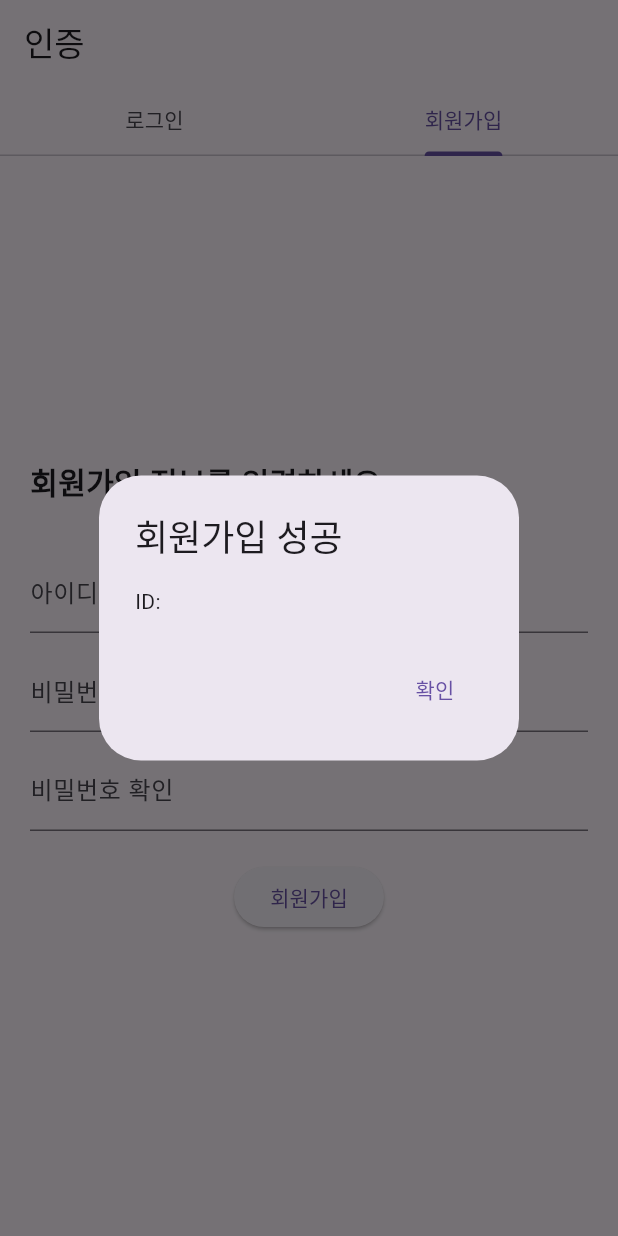
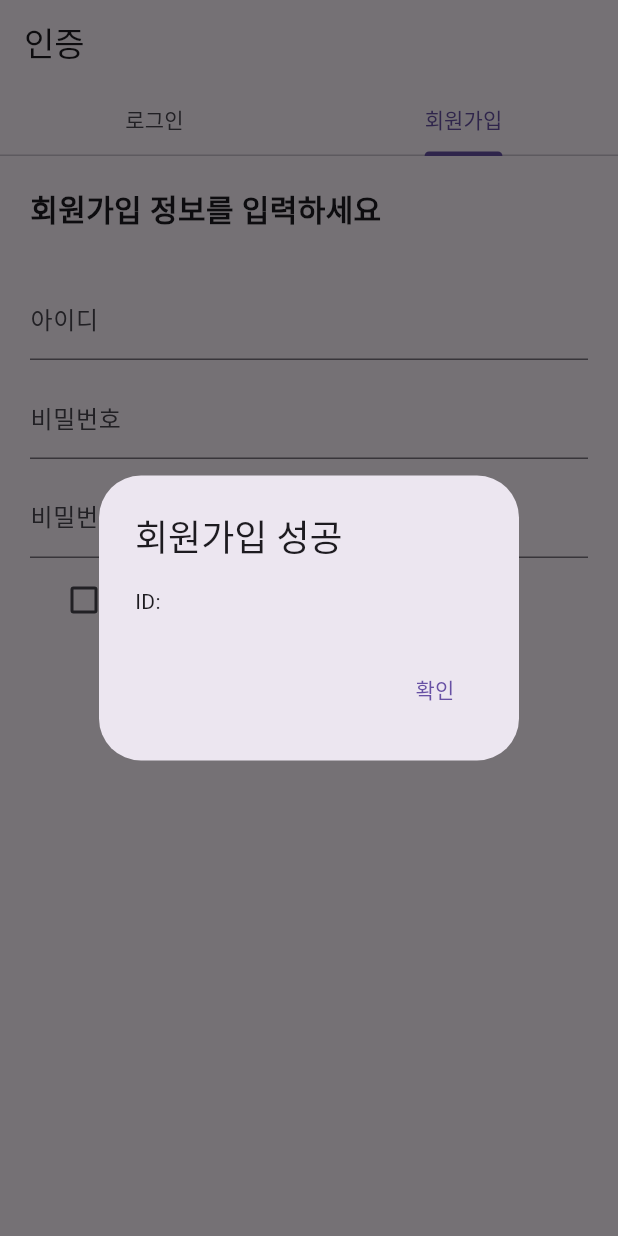
Before and after one commit to Choi-Moori/Flutter, a Flutter app: the screen it shows after launch, tab 2 chosen, after a tap on "회원가입", on a phone screen of 412 x 824 dp. Run offline on Flutter 3.47's test engine with Material 3 defaults, Android fonts, the phone set to English and light mode, and no system bars; our stand-ins replace sqflite; accounts and stored records are empty.

Commit message:
feat : 회원가입 DBLite 연동 구현, feat : 로그인 DBLite 연동 인증 구현

```diff
--- /dev/null
+++ b/lib/db/database_helper.dart
@@ -0,0 +1,127 @@
+import 'package:sqflite/sqflite.dart';
+import 'package:path/path.dart';
+
+class DatabaseHelper {
+  static final DatabaseHelper _instance = DatabaseHelper._internal();
+  factory DatabaseHelper() => _instance;
+  DatabaseHelper._internal();
+
+  Database? _database;
+
+  Future<Database> get database async {
+    if (_database != null) return _database!;
+    return await _initDatabase();
+  }
+
+  Future<Database> _initDatabase() async {
+    final dbPath = await getDatabasesPath();
+    final path = join(dbPath, 'shopping_mall.db');
+
+    return await openDatabase(
+      path,
+      version: 1,
+      onCreate: (db, version) async {
+        // 유저 테이블
+        await db.execute('''
+          CREATE TABLE users (
+            id TEXT PRIMARY KEY,
+            password TEXT NOT NULL,
+            role TEXT NOT NULL CHECK (role IN ('super_admin', 'admin', 'guest')),
+            is_approved INTEGER NOT NULL DEFAULT 0
+          )
+        ''');
+
+        // 상품 테이블
+        await db.execute('''
+          CREATE TABLE products (
+            id INTEGER PRIMARY KEY AUTOINCREMENT,
+            name TEXT NOT NULL,
+            price INTEGER NOT NULL,
+            category TEXT NOT NULL
+          )
+        ''');
+
+        // 장바구니 테이블
+        await db.execute('''
+          CREATE TABLE cart (
+            user_id TEXT,
+            product_id INTEGER,
+            quantity INTEGER NOT NULL,
+            FOREIGN KEY (user_id) REFERENCES users(id),
+            FOREIGN KEY (product_id) REFERENCES products(id)
+          )
+        ''');
+
+        // 주문 테이블
+        await db.execute('''
+          CREATE TABLE orders (
+            id INTEGER PRIMARY KEY AUTOINCREMENT,
+            user_id TEXT,
+            product_id INTEGER,
+            quantity INTEGER NOT NULL,
+            date TEXT NOT NULL,
+            FOREIGN KEY (user_id) REFERENCES users(id),
+            FOREIGN KEY (product_id) REFERENCES products(id)
+          )
+        ''');
+
+        // 최고 관리자 계정 기본 삽입
+        await db.insert('users', {
+          'id': 'admin',
+          'password': '1234',
+          'role': 'super_admin',
+          'is_approved': 1
+        });
+      },
+    );
+  }
+
+  // 🔹 회원가입용 메서드
+  Future<void> insertUser(String id, String password, String role) async {
+    final db = await database;
+    final isApproved = role == 'admin' ? 0 : 1;
+    await db.insert(
+      'users',
+      {
+        'id': id,
+        'password': password,
+        'role': role,
+        'is_approved': isApproved
+      },
+      conflictAlgorithm: ConflictAlgorithm.abort,
+    );
+}
+
+
+  // 🔹 로그인 인증 (관리자 승인 여부까지 확인)
+  Future<Map<String, dynamic>?> validateUser(String id, String password) async {
+    final db = await database;
+    final result = await db.query(
+      'users',
+      where: 'id = ? AND password = ?',
+      whereArgs: [id, password],
+    );
+    return result.isNotEmpty ? result.first : null;
+  }
+
+  // 🔹 관리자 승인용
+  Future<void> approveAdmin(String id) async {
+    final db = await database;
+    await db.update(
+      'users',
+      {'is_approved': 1},
+      where: 'id = ? AND role = ?',
+      whereArgs: [id, 'admin'],
+    );
+  }
+
+  // 🔹 승인 대기 관리자 목록
+  Future<List<Map<String, dynamic>>> getPendingAdmins() async {
+    final db = await database;
+    return await db.query(
+      'users',
+      where: 'role = ? AND is_approved = 0',
+      whereArgs: ['admin'],
+    );
+  }
+}
--- a/lib/login.dart
+++ b/lib/login.dart
@@ -1,4 +1,5 @@
 import 'package:flutter/material.dart';
+import '../db/database_helper.dart';
 
 class LoginScreen extends StatefulWidget {
   final void Function(String id, String pw) onLogin;
@@ -18,6 +19,8 @@ class _LoginScreenState extends State<LoginScreen>
   final TextEditingController _signUpPwConfirmController = TextEditingController();
 
   bool _passwordsMatch = true;
+  String _selectedRole = 'guest';
+  bool _isAdmin = false;
 
   late TabController _tabController;
 
@@ -44,18 +47,40 @@ class _LoginScreenState extends State<LoginScreen>
     widget.onLogin(id, pw);
   }
 
-  void _handleSignUp() {
+  void _handleSignUp() async {
     setState(() {
       _passwordsMatch =
           _signUpPwController.text == _signUpPwConfirmController.text;
     });
 
-    if (_passwordsMatch) {
+    if (!_passwordsMatch) return;
+
+    try {
+      await DatabaseHelper().insertUser(
+        _signUpIdController.text,
+        _signUpPwController.text,
+        _selectedRole,
+      );
+
       showDialog(
         context: context,
         builder: (_) => AlertDialog(
           title: Text('회원가입 성공'),
           content: Text('ID: ${_signUpIdController.text}'),
+          actions: [
+            TextButton(
+              onPressed: () => Navigator.pop(context),
+              child: Text('확인'),
+            ),
+          ],
+        ),
+      );
+    } catch (e) {
+      showDialog(
+        context: context,
+        builder: (_) => AlertDialog(
+          title: Text('회원가입 실패'),
+          content: Text(e.toString()),
           actions: [
             TextButton(
               onPressed: () => Navigator.pop(context),
@@ -122,8 +147,8 @@ class _LoginScreenState extends State<LoginScreen>
           // 회원가입 탭
           Padding(
             padding: const EdgeInsets.all(20),
+            child: SingleChildScrollView(
               child: Column(
-              mainAxisAlignment: MainAxisAlignment.center,
                 crossAxisAlignment: CrossAxisAlignment.start,
                 children: [
                   Text(
@@ -150,6 +175,17 @@ class _LoginScreenState extends State<LoginScreen>
                       errorText: _passwordsMatch ? null : '비밀번호가 일치하지 않습니다.',
                     ),
                   ),
+                  CheckboxListTile(
+                    title: Text('관리자 권한 요청'),
+                    value: _isAdmin,
+                    onChanged: (value) {
+                      setState((){
+                        _isAdmin = value!;
+                        _selectedRole = _isAdmin ? 'admin' : 'guest';
+                      });
+                    },
+                    controlAffinity: ListTileControlAffinity.leading,
+                  ),
                   SizedBox(height: 20),
                   Center(
                     child: ElevatedButton(
@@ -160,6 +196,7 @@ class _LoginScreenState extends State<LoginScreen>
                 ],
               ),
             ),
+          ),
         ],
       ),
     );
```
Also changed, not shown: lib/main.dart (+6 -3 lines). Lines whose indentation alone changed are shown as unchanged.
